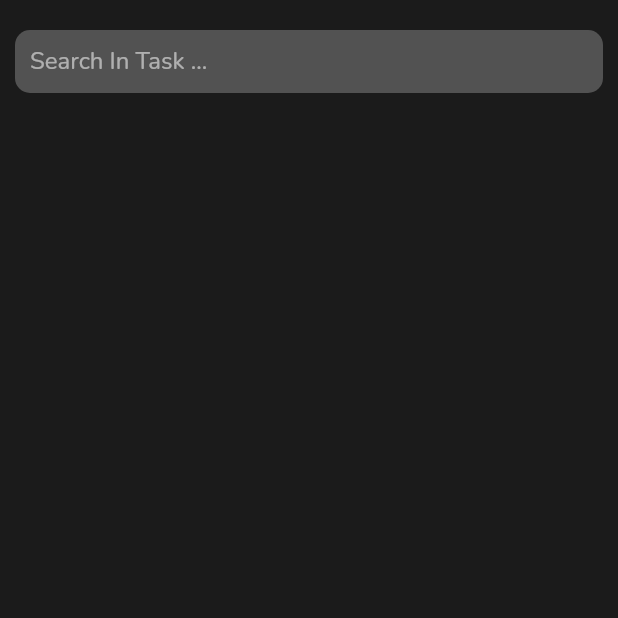
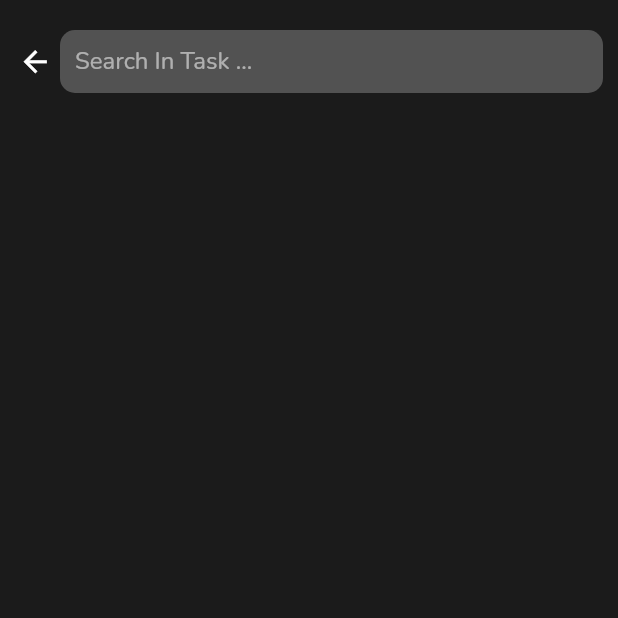
Before and after one commit to MrEsn/TodoAppFlutter, a Flutter app: the SearchScreen screen opened directly, on a phone screen of 412 x 824 dp, the top half of it. Run offline on Flutter 3.47's test engine with Material 2 defaults, Android fonts, the phone set to English and light mode, and no system bars; our stand-ins replace flutter_slidable, get, google_nav_bar, hive, hive_flutter; missing offline and left inert: persian_datetime_picker; accounts and stored records are empty.

```diff
--- a/lib/main.dart
+++ b/lib/main.dart
@@ -6,9 +6,11 @@ import 'package:todotask/screens/createctegory.dart';
 import 'package:todotask/screens/createtask.dart';
 import 'package:todotask/screens/homeScreen.dart';
 import 'package:todotask/screens/mainScreen.dart';
+import 'package:todotask/screens/searchscreen.dart';
 import 'package:todotask/screens/taskScreen.dart';
 import 'package:todotask/screens/category.dart';
 import 'package:get/get.dart';
+
 void main(List<String> args) async {
   await Hive.initFlutter();
   Hive.registerAdapter(TaskAdapter());
@@ -30,13 +32,13 @@ class MyApp extends StatelessWidget {
     print(HomeScreen.tasks);
   }
 
-  /* static void getDatacat() {
+  static void getDatacat() async {
     HomeScreen.categorys.clear();
-   Box<CategoryNader> hiveBox = Hive.box<CategoryNader>('categoryBox');
+    Box<CategoryNader> hiveBox = await Hive.box<CategoryNader>('categoryBox');
     for (var value in hiveBox.values) {
-      HomeScreen.categorys.add(value);
+      NewTaskScreen.Categorys.add(value);
     }
-  }*/
+  }
 
   @override
   Widget build(BuildContext context) {
--- a/lib/screens/searchscreen.dart
+++ b/lib/screens/searchscreen.dart
@@ -9,7 +9,8 @@ import 'createtask.dart';
 
 class SearchScreen extends StatefulWidget {
   const SearchScreen({super.key});
-  static TextEditingController SearchInputController = new TextEditingController();
+  static TextEditingController SearchInputController =
+      new TextEditingController();
   static List<Task> Tasks = [...HomeScreen.tasks];
   @override
   State<SearchScreen> createState() => _SearchScreenState();
@@ -22,6 +23,7 @@ class _SearchScreenState extends State<SearchScreen> {
     // TODO: implement initState
     super.initState();
   }
+
   @override
   Widget build(BuildContext context) {
     return SafeArea(
@@ -33,10 +35,35 @@ class _SearchScreenState extends State<SearchScreen> {
         height: double.infinity,
         child: Column(
           children: [
-              Container(
-                margin: EdgeInsets.only(top: 20),
-                padding: EdgeInsets.symmetric(horizontal: 10,vertical: 10),
-                width: double.infinity,
+            SizedBox(
+              height: 20,
+            ),
+            Row(
+              crossAxisAlignment: CrossAxisAlignment.center,
+              mainAxisAlignment: MainAxisAlignment.center,
+              mainAxisSize: MainAxisSize.min,
+              children: [
+                SizedBox(
+                  width: 2,
+                ),
+                GestureDetector(
+                  child: Icon(
+                    Icons.arrow_back,
+                    size: 23,
+                    color: Colors.white,
+                  ),
+                  onTap: () {
+                    setState(() {
+                      Navigator.pop(context);
+                    });
+                  },
+                ),
+                SizedBox(
+                  width: 5,
+                ),
+                Expanded(
+                  child: Container(
+                    padding: EdgeInsets.symmetric(horizontal: 10, vertical: 10),
                     child: TextField(
                       controller: SearchScreen.SearchInputController,
                       style: TextStyle(color: Colors.white),
@@ -45,26 +72,28 @@ class _SearchScreenState extends State<SearchScreen> {
                           isCollapsed: true,
                           hintStyle: TextStyle(color: Colors.white54),
                           border: InputBorder.none,
-                    focusedBorder: InputBorder.none
-                  ),
-                  onChanged: (v)=>setState(() {
-
-                  }),
+                          focusedBorder: InputBorder.none),
+                      onChanged: (v) => setState(() {}),
                     ),
                     decoration: BoxDecoration(
-                  color: Ktask,
-                  borderRadius: BorderRadius.circular(10)
+                        color: Ktask, borderRadius: BorderRadius.circular(10)),
                   ),
                 ),
-              SizedBox(height: 10,),
+              ],
+            ),
+            SizedBox(
+              height: 10,
+            ),
             Expanded(
               child: ListView.builder(
                   itemBuilder: (context, index) {
-                      if(SearchScreen.Tasks[index].title.contains(SearchScreen.SearchInputController.text)){
+                    if (SearchScreen.Tasks[index].title
+                        .contains(SearchScreen.SearchInputController.text)) {
                       return TasksWedget(
                         SearchScreen.Tasks[index],
                         index,
-                      );}
+                      );
+                    }
                     return SizedBox();
                   },
                   itemCount: SearchScreen.Tasks.length),
@@ -72,9 +101,9 @@ class _SearchScreenState extends State<SearchScreen> {
           ],
         ),
       ),
-      )
-    );
+    ));
   }
+
   Widget TasksWedget(Task data, int index) {
     return Slidable(
       endActionPane: ActionPane(
@@ -90,9 +119,7 @@ class _SearchScreenState extends State<SearchScreen> {
                   }
                 }
                 SearchScreen.Tasks = [...HomeScreen.tasks];
-                setState(() {
-
-                });
+                setState(() {});
               });
             }),
             backgroundColor: Kback,
@@ -264,6 +291,7 @@ class _SearchScreenState extends State<SearchScreen> {
       ),
     );
   }
+
   GestureDetector MoreButtonWiedget(int index) {
     return GestureDetector(
       onTap: () {
```
Also changed, not shown: lib/screens/createtask.dart (+15 -14 lines), lib/screens/homeScreen.dart (+25 -12 lines), pubspec.lock. Lines whose indentation alone changed are shown as unchanged.
